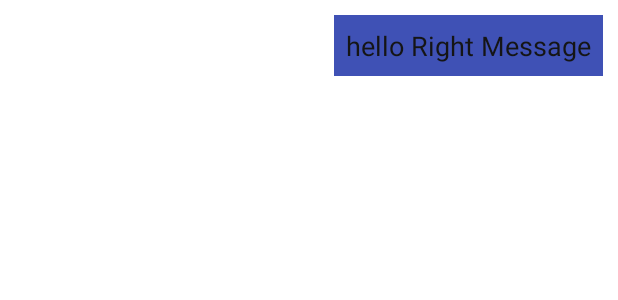
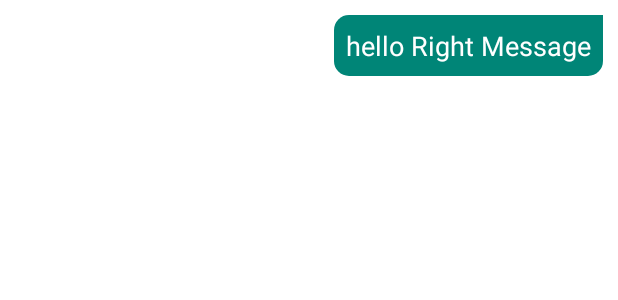
Before and after one commit to foqrul1/UniMedical, an Android app: the layout chat_item_right.xml on its own in the app's theme, with its tools: preview values and no code run, on a phone screen of 412 x 824 dp. Shown: the top 300 px of the screen. Run offline under Robolectric (Android 15) with nearby library versions, the phone set to English and light mode, and no system bars.

Commit message:
issue solved

```diff
--- a/app/src/main/java/com/example/myapplication/MessageAdapter.java
+++ b/app/src/main/java/com/example/myapplication/MessageAdapter.java
@@ -49,7 +49,7 @@ public class MessageAdapter extends RecyclerView.Adapter<MessageAdapter.ViewHold
 
     @Override
     public void onBindViewHolder(@NonNull MessageAdapter.ViewHolder holder, int position) {
-        Toast.makeText(mContext, "MessageAdapter", Toast.LENGTH_SHORT).show();
+      //  Toast.makeText(mContext, "MessageAdapter", Toast.LENGTH_SHORT).show();
         Chat chat = mChat.get(position);
         String image = chat.getMessage();
         if(chat.getType().equals("image")){
@@ -95,7 +95,7 @@ public class MessageAdapter extends RecyclerView.Adapter<MessageAdapter.ViewHold
 
     @Override
     public int getItemCount() {
-        return 0;
+        return mChat.size();
     }
     public static class ViewHolder extends RecyclerView.ViewHolder{
 
--- a/app/src/main/res/drawable/background_left.xml
+++ b/app/src/main/res/drawable/background_left.xml
@@ -6,6 +6,6 @@
         android:radius="10dp"
         android:topLeftRadius="0dp"/>
 
-    <solid android:color="@android:color/white"/>
+    <solid android:color="#F4F3F3"/>
 
 </shape>
--- a/app/src/main/res/layout/activity_message.xml
+++ b/app/src/main/res/layout/activity_message.xml
@@ -59,7 +59,8 @@
         android:layout_width="match_parent"
         android:layout_height="match_parent"
         android:layout_above="@+id/bottom"
-        android:layout_below="@id/bar_layout" />
+        android:layout_below="@id/bar_layout"
+        tools:listitem="@layout/chat_item_right" />
 
   <!--  <androidx.recyclerview.widget.RecyclerView
         android:id="@+id/rv_actions"
--- a/app/src/main/res/layout/chat_item_right.xml
+++ b/app/src/main/res/layout/chat_item_right.xml
@@ -6,27 +6,27 @@
 
     <RelativeLayout
         android:layout_width="300dp"
+        android:layout_height="wrap_content"
         android:layout_alignParentEnd="true"
-        android:layout_height="wrap_content"
         android:layout_alignParentRight="true">
 
         <de.hdodenhof.circleimageview.CircleImageView
+            android:id="@+id/profile_image"
             android:layout_width="wrap_content"
             android:layout_height="wrap_content"
-            android:id="@+id/profile_image"
             android:src="@mipmap/ic_launcher"
-            android:visibility="gone"/>
+            android:visibility="gone" />
 
         <ImageView
+            android:id="@+id/imageMsg"
             android:layout_width="match_parent"
             android:layout_height="300dp"
-            android:src="@drawable/primary"
-            android:background="#EDD6DE"
             android:layout_alignParentStart="true"
             android:layout_alignParentTop="true"
             android:layout_alignParentEnd="true"
-            android:visibility="gone"
-            android:id="@+id/imageMsg"/>
+            android:background="#EDD6DE"
+            android:src="@drawable/primary"
+            android:visibility="gone" />
 
         <TextView
             android:id="@+id/show_message"
@@ -34,18 +34,18 @@
             android:layout_height="wrap_content"
             android:layout_below="@id/imageMsg"
             android:layout_alignParentEnd="true"
-            android:background="#3F51B5"
             android:padding="8dp"
+            android:background="@drawable/background_right"
             android:text="hello Right Message"
-            android:textColor="#151515"
+            android:textColor="#fff"
             android:textSize="18sp"
             android:visibility="visible" />
 
 
         <TextView
+            android:id="@+id/txt_seen"
             android:layout_width="wrap_content"
             android:layout_height="wrap_content"
-            android:id="@+id/txt_seen"
             android:layout_below="@id/show_message"
             android:layout_alignParentEnd="true" />
 
```
Also changed, not shown: app/src/main/java/com/example/myapplication/MessageActivity.java (+3 -9 lines), app/src/main/res/layout/chat_item_left.xml (+5 -5 lines).
